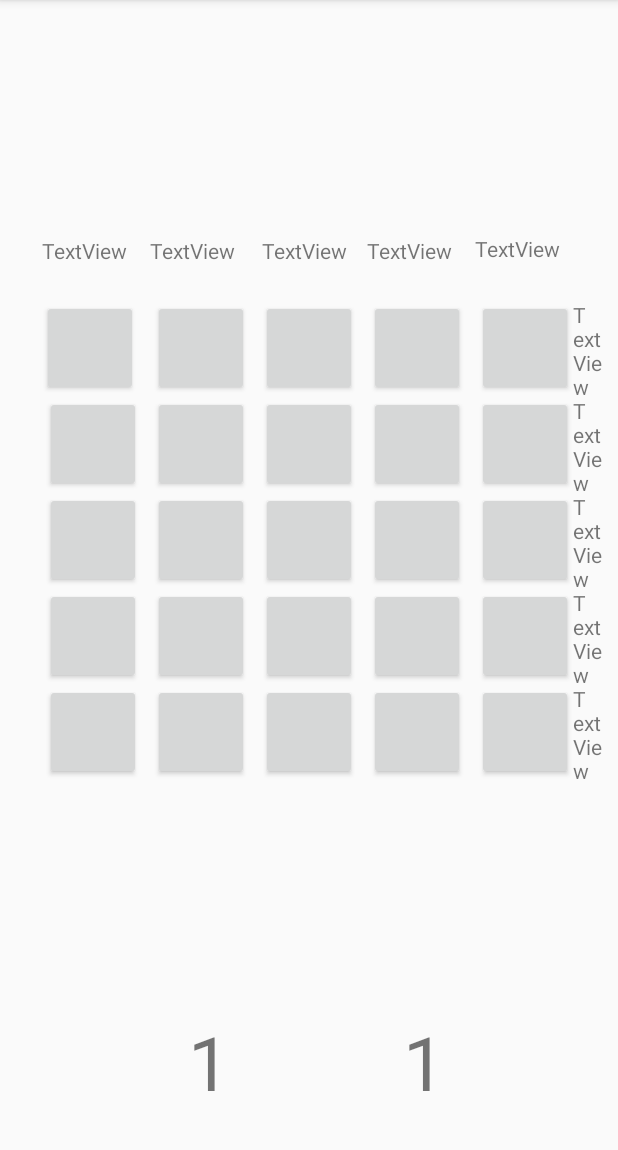
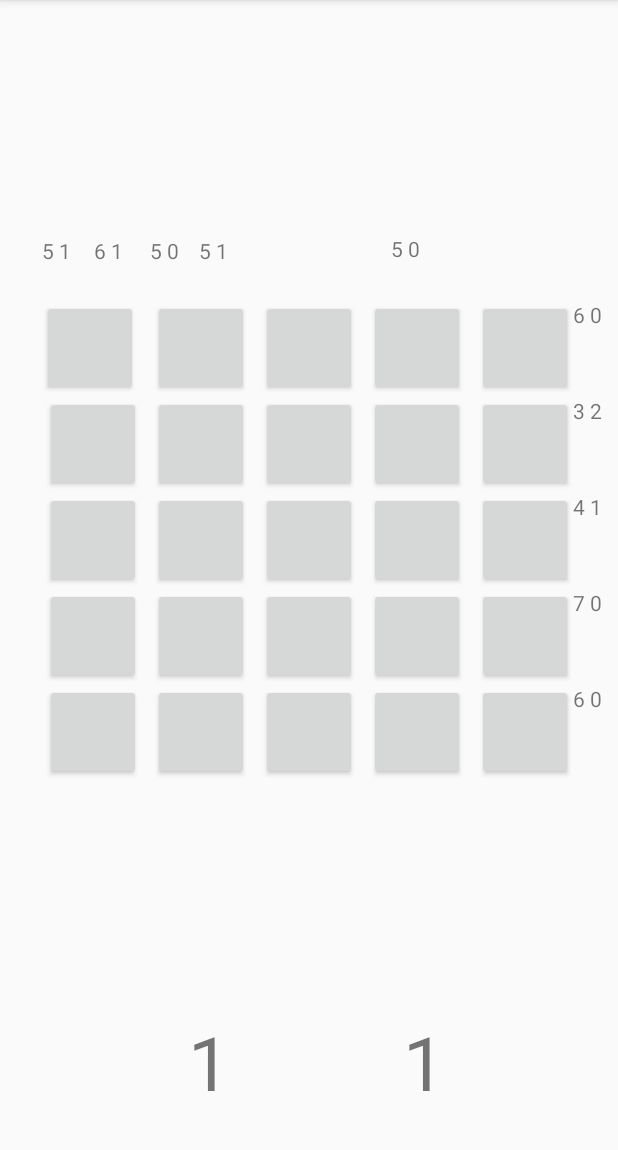
Before and after one commit to HaukohlR/CS-125-Final-Project, an Android app: the GameActivity screen opened directly, with no data from a screen before it, on a phone screen of 412 x 824 dp, the part 84-1234 px from its top. Run offline under Robolectric (Android 15) with nearby library versions, the phone set to English and light mode, and no system bars.

Commit message:
gonna commit and push before messing with the xml's

```diff
--- a/app/src/main/java/com/example/cs125finalproject/GameActivity.java
+++ b/app/src/main/java/com/example/cs125finalproject/GameActivity.java
@@ -100,6 +100,20 @@ public class GameActivity extends AppCompatActivity {
 
         int[] colPoints = helper.calculatePointsColumns(grid);
         int[] colBombs = helper.calculateBombsColumns(grid);
+        int[] rowPoints = helper.calculatePointsRows(grid);
+        int[] rowBombs = helper.calculateBombsRows(grid);
+
+        column1.setText(String.valueOf(colPoints[0]) + " " + String.valueOf(colBombs[0]));
+        column2.setText(String.valueOf(colPoints[1]) + " " + String.valueOf(colBombs[1]));
+        column3.setText(String.valueOf(colPoints[2]) + " " + String.valueOf(colBombs[2]));
+        column4.setText(String.valueOf(colPoints[3]) + " " + String.valueOf(colBombs[3]));
+        column5.setText(String.valueOf(colPoints[4]) + " " + String.valueOf(colBombs[4]));
+
+        row1.setText(String.valueOf(rowPoints[0]) + " " + String.valueOf(rowBombs[0]));
+        row2.setText(String.valueOf(rowPoints[1]) + " " + String.valueOf(rowBombs[1]));
+        row3.setText(String.valueOf(rowPoints[2]) + " " + String.valueOf(rowBombs[2]));
+        row4.setText(String.valueOf(rowPoints[3]) + " " + String.valueOf(rowBombs[3]));
+        row5.setText(String.valueOf(rowPoints[4]) + " " + String.valueOf(rowBombs[4]));
 
 
 
```
